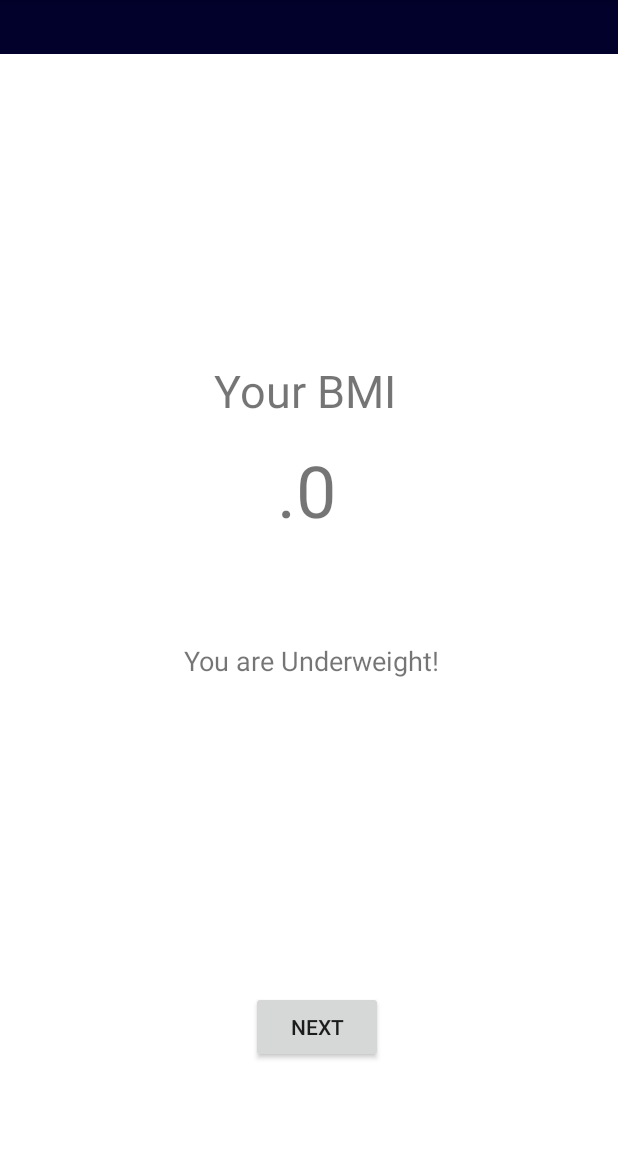
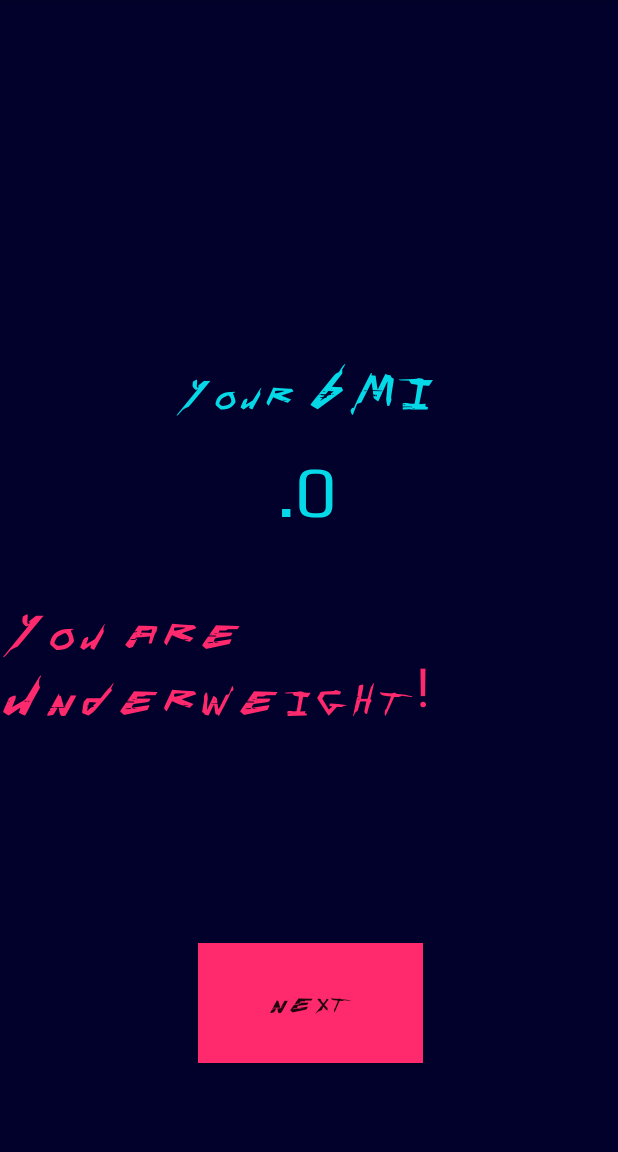
Before and after one commit to nicks1m/fitastic, an Android app: the fragment BMIFrag placed in its activity, on a phone screen of 412 x 824 dp, the part 84-1236 px from its top. Run offline under Robolectric (Android 15) with nearby library versions, the light colour scheme and no system bars; 1 statement that could not run was skipped.

Commit message:
UI Update

```diff
--- a/app/src/main/res/drawable/custom_button_light_blue_bg.xml
+++ b/app/src/main/res/drawable/custom_button_light_blue_bg.xml
@@ -1,5 +1,5 @@
 <?xml version="1.0" encoding="utf-8"?>
 <shape xmlns:android="http://schemas.android.com/apk/res/android" android:shape="rectangle" >
 <solid android:color="#05d9e8"></solid>
-    <corners android:radius="10dp"></corners>
+<!--    <corners android:radius="10dp"></corners>-->
 </shape>
--- a/app/src/main/res/layout/activity_b_m_i.xml
+++ b/app/src/main/res/layout/activity_b_m_i.xml
@@ -12,8 +12,11 @@
         android:layout_height="wrap_content"
         android:layout_marginTop="28dp"
         android:ems="10"
+        android:gravity="center_horizontal|center_vertical"
         android:hint="0.0"
         android:inputType="numberDecimal"
+        android:textColor="@color/mainFont"
+        android:textColorHint="@color/mainFont"
         app:layout_constraintEnd_toEndOf="@+id/textView4"
         app:layout_constraintStart_toStartOf="@+id/textView4"
         app:layout_constraintTop_toBottomOf="@+id/textView4" />
@@ -24,8 +27,11 @@
         android:layout_height="wrap_content"
         android:layout_marginTop="32dp"
         android:ems="10"
+        android:gravity="center_horizontal|center_vertical"
         android:hint="0.0"
         android:inputType="numberDecimal"
+        android:textColor="@color/mainFont"
+        android:textColorHint="@color/mainFont"
         app:layout_constraintEnd_toEndOf="@+id/textView7"
         app:layout_constraintStart_toStartOf="@+id/textView7"
         app:layout_constraintTop_toBottomOf="@+id/textView7" />
@@ -35,7 +41,9 @@
         android:layout_width="wrap_content"
         android:layout_height="wrap_content"
         android:layout_marginTop="152dp"
+        android:fontFamily="@font/play_regular"
         android:text="Enter Weight (kg)"
+        android:textColor="@color/mainFont"
         android:textSize="24sp"
         app:layout_constraintEnd_toEndOf="parent"
         app:layout_constraintHorizontal_bias="0.493"
@@ -47,7 +55,9 @@
         android:layout_width="wrap_content"
         android:layout_height="wrap_content"
         android:layout_marginTop="41dp"
+        android:fontFamily="@font/play_regular"
         android:text="Enter Height (cm)"
+        android:textColor="@color/mainFont"
         android:textSize="24sp"
         app:layout_constraintEnd_toEndOf="@+id/userWeight"
         app:layout_constraintStart_toStartOf="@+id/userWeight"
@@ -55,9 +65,11 @@
 
     <Button
         android:id="@+id/calculate_bmi"
-        android:layout_width="wrap_content"
-        android:layout_height="wrap_content"
+        android:layout_width="250dp"
+        android:layout_height="50dp"
         android:layout_marginTop="56dp"
+        android:background="@color/cyberRed"
+        android:fontFamily="@font/cyberpunk"
         android:onClick="calculateBMI"
         android:stateListAnimator="@null"
         android:text="Next"
--- a/app/src/main/res/layout/fragment_b_m_i.xml
+++ b/app/src/main/res/layout/fragment_b_m_i.xml
@@ -4,7 +4,7 @@
     xmlns:tools="http://schemas.android.com/tools"
     android:layout_width="match_parent"
     android:layout_height="match_parent"
-    android:background="@android:color/background_light"
+    android:background="@color/pageBG"
     android:clickable="true"
     tools:context=".BMIFrag">
 
@@ -13,7 +13,9 @@
         android:id="@+id/textView10"
         android:layout_width="wrap_content"
         android:layout_height="wrap_content"
+        android:fontFamily="@font/cyberpunk"
         android:text="Your BMI "
+        android:textColor="@color/mainFont"
         android:textSize="30sp"
         app:layout_constraintBottom_toBottomOf="parent"
         app:layout_constraintEnd_toEndOf="parent"
@@ -31,6 +33,8 @@
         android:layout_marginEnd="179dp"
         android:layout_marginRight="179dp"
         android:layout_marginBottom="432dp"
+        android:fontFamily="@font/play_regular"
+        android:textColor="@color/mainFont"
         android:textSize="48sp"
         app:layout_constraintBottom_toBottomOf="parent"
         app:layout_constraintEnd_toEndOf="parent"
@@ -47,7 +51,9 @@
         android:layout_marginEnd="176dp"
         android:layout_marginRight="176dp"
         android:layout_marginBottom="318dp"
-        android:textSize="18sp"
+        android:fontFamily="@font/cyberpunk"
+        android:textColor="@color/cyberRed"
+        android:textSize="36sp"
         app:layout_constraintBottom_toBottomOf="parent"
         app:layout_constraintEnd_toEndOf="parent"
         app:layout_constraintStart_toStartOf="parent"
@@ -55,18 +61,22 @@
 
     <Button
         android:id="@+id/go_nav"
-        android:layout_width="wrap_content"
-        android:layout_height="wrap_content"
+        android:layout_width="150dp"
+        android:layout_height="80dp"
         android:layout_marginStart="166dp"
         android:layout_marginLeft="166dp"
         android:layout_marginTop="380dp"
         android:layout_marginEnd="157dp"
         android:layout_marginRight="157dp"
         android:layout_marginBottom="59dp"
+        android:background="@drawable/custom_button_light_red_bg"
+        android:fontFamily="@font/cyberpunk"
         android:text="Next"
         app:layout_constraintBottom_toBottomOf="parent"
         app:layout_constraintEnd_toEndOf="parent"
+        app:layout_constraintHorizontal_bias="0.58"
         app:layout_constraintStart_toStartOf="parent"
-        app:layout_constraintTop_toBottomOf="@+id/textView10" />
+        app:layout_constraintTop_toBottomOf="@+id/textView10"
+        app:layout_constraintVertical_bias="1.0" />
 
 </androidx.constraintlayout.widget.ConstraintLayout>
--- a/app/src/main/res/values/colors.xml
+++ b/app/src/main/res/values/colors.xml
@@ -1,7 +1,6 @@
 <?xml version="1.0" encoding="utf-8"?>
 <resources>
     <color name="colorPrimary">#05d9e8</color>
-
     <color name="colorPrimaryDark">#005678</color>
     <color name="colorAccent">#ff2a6d</color>
     <color name="mainFont">#05d9e8</color>
```
Also changed, not shown: app/src/main/res/layout/activity_login.xml (+86 -43 lines), app/src/main/res/layout/activity_register.xml (+151 -131 lines), app/src/main/res/drawable/Arrow.png (added), app/src/main/res/drawable/arrow_r.png (added), app/src/main/res/drawable/dystopian.jpg (added), app/src/main/res/drawable/runningman.jpg (added).
